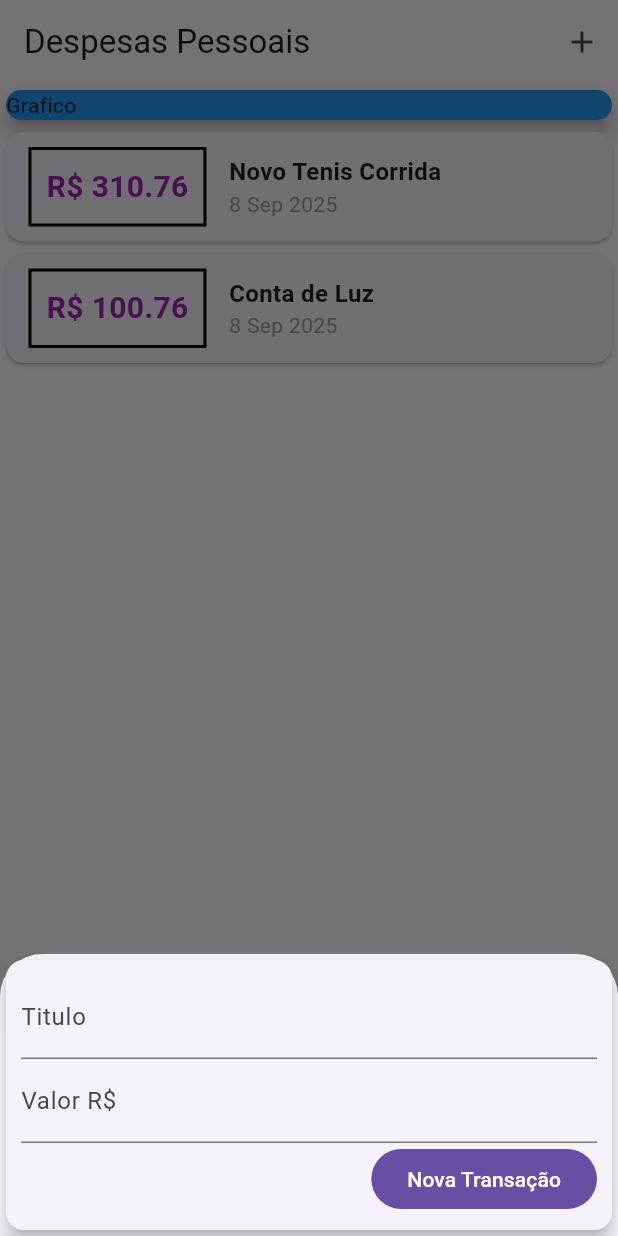
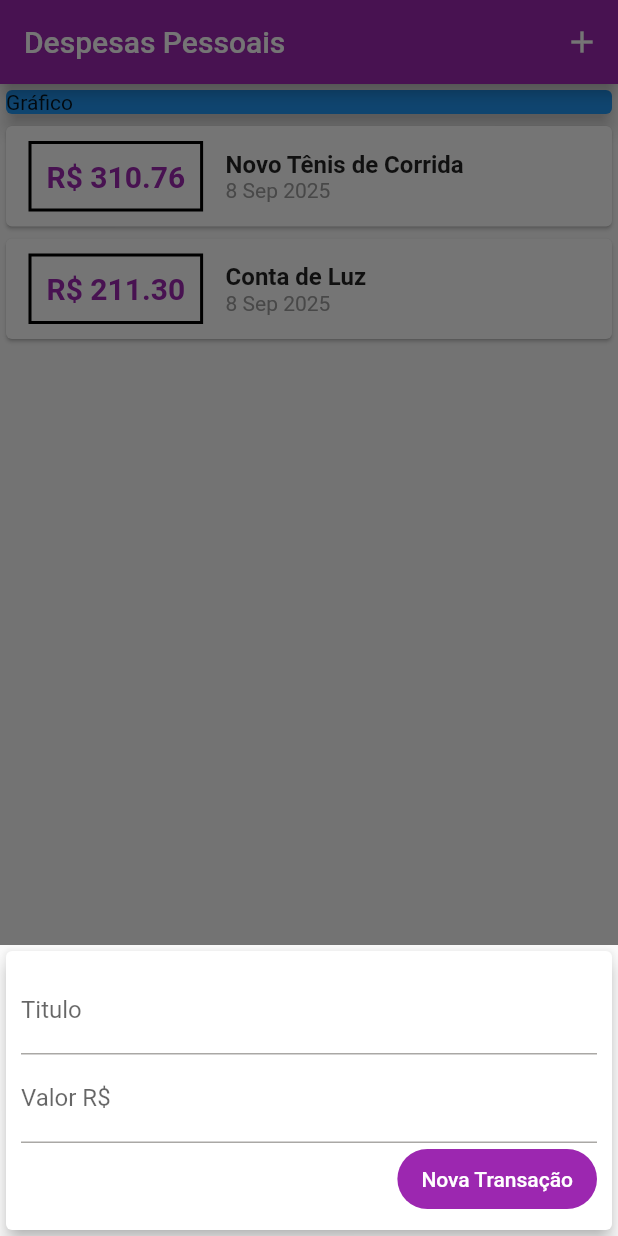
Before and after one commit to hayltonssantos/expensesApp, a Flutter app: the screen it shows after launch, after a tap on the "add" icon, on a phone screen of 412 x 824 dp. Run offline on Flutter 3.47's test engine with Material 3 defaults, Android fonts, the phone set to English and light mode, and no system bars.

Commit message:
115 adicionando cores

```diff
--- a/lib/main.dart
+++ b/lib/main.dart
@@ -1,24 +1,38 @@
 import 'package:expenses/components/transaction_form.dart';
 import 'package:flutter/material.dart';
 import 'dart:math';
-import './components/transaction_form.dart';
-import './components/transaction_list.dart';
-import '../models/transaction.dart';
+import 'components/transaction_list.dart';
+import 'models/transaction.dart';
 
-void main(List<String> args) {
-  runApp(ExpensesApp());
-}
+main() => runApp(ExpensesApp());
 
 class ExpensesApp extends StatelessWidget {
-  const ExpensesApp({super.key});
+  ExpensesApp({super.key});
+  final ThemeData tema = ThemeData();
 
   @override
   Widget build(BuildContext context) {
-    return MaterialApp(home: MyHomePage());
+    return MaterialApp(
+      home: const MyHomePage(),
+      theme: ThemeData(
+        useMaterial3: false,
+        appBarTheme: AppBarTheme(
+          backgroundColor: Colors.purple,
+          foregroundColor: Colors.white,
+        ),
+        colorScheme: ColorScheme.fromSeed(
+          seedColor: Colors.amber,
+          primary: Colors.purple,
+          secondary: Colors.amber,
+        ),
+      ),
+    );
   }
 }
 
 class MyHomePage extends StatefulWidget {
+  const MyHomePage({super.key});
+
   @override
   State<MyHomePage> createState() => _MyHomePageState();
 }
@@ -27,14 +41,14 @@ class _MyHomePageState extends State<MyHomePage> {
   final _transactions = [
     Transaction(
       id: 't1',
-      title: 'Novo Tenis Corrida',
+      title: 'Novo Tênis de Corrida',
       value: 310.76,
       date: DateTime.now(),
     ),
     Transaction(
       id: 't2',
       title: 'Conta de Luz',
-      value: 100.76,
+      value: 211.30,
       date: DateTime.now(),
     ),
   ];
@@ -63,25 +77,27 @@ class _MyHomePageState extends State<MyHomePage> {
     );
   }
 
-
-
   @override
   Widget build(BuildContext context) {
     return Scaffold(
       appBar: AppBar(
-        title: Text('Despesas Pessoais'),
-        actions: <Widget>[IconButton(icon: Icon(Icons.add), onPressed: () => _openTransactionFormModal(context))],
+        title: const Text('Despesas Pessoais'),
+        actions: [
+          IconButton(
+            icon: const Icon(Icons.add),
+            onPressed: () => _openTransactionFormModal(context),
+          ),
+        ],
       ),
       body: SingleChildScrollView(
         child: Column(
           crossAxisAlignment: CrossAxisAlignment.stretch,
-          children: <Widget>[
-            Container(
-              width: double.infinity,
+          children: [
+            const SizedBox(
               child: Card(
                 color: Colors.blue,
-                child: Text('Grafico'),
                 elevation: 5,
+                child: Text('Gráfico'),
               ),
             ),
             TransactionList(_transactions),
@@ -89,7 +105,7 @@ class _MyHomePageState extends State<MyHomePage> {
         ),
       ),
       floatingActionButton: FloatingActionButton(
-        child: Icon(Icons.add),
+        child: const Icon(Icons.add),
         onPressed: () => _openTransactionFormModal(context),
       ),
       floatingActionButtonLocation: FloatingActionButtonLocation.centerFloat,
```
